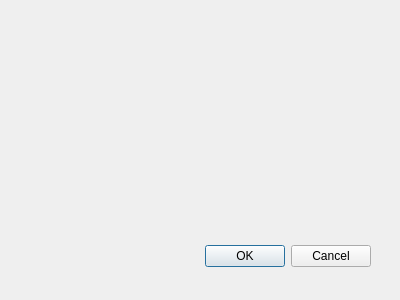
Above: code source/ruleorganizer.ui from Valere21/JsonToExcel before the change. Below: the same form after it.
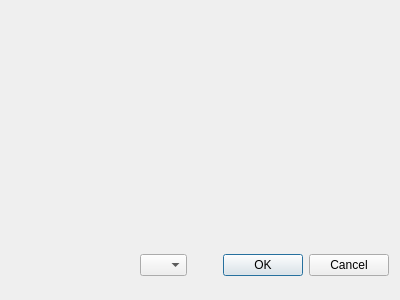
That is the form after the change.

```diff
--- a/code source/ruleorganizer.ui
+++ b/code source/ruleorganizer.ui
@@ -13,21 +13,49 @@
   <property name="windowTitle">
    <string>Dialog</string>
   </property>
-  <widget class="QDialogButtonBox" name="buttonBox">
+  <widget class="QWidget" name="">
    <property name="geometry">
     <rect>
-     <x>30</x>
-     <y>240</y>
-     <width>341</width>
-     <height>32</height>
+     <x>140</x>
+     <y>250</y>
+     <width>249</width>
+     <height>30</height>
     </rect>
    </property>
+   <layout class="QHBoxLayout" name="horizontalLayout">
+    <property name="sizeConstraint">
+     <enum>QLayout::SetMinimumSize</enum>
+    </property>
+    <item>
+     <widget class="QComboBox" name="comboBox">
+      <item>
+       <property name="text">
+        <string/>
+       </property>
+      </item>
+      <item>
+       <property name="text">
+        <string>ET</string>
+       </property>
+      </item>
+      <item>
+       <property name="text">
+        <string>OU</string>
+       </property>
+      </item>
+     </widget>
+    </item>
+    <item>
+     <widget class="QDialogButtonBox" name="buttonBox">
    <property name="orientation">
     <enum>Qt::Horizontal</enum>
    </property>
    <property name="standardButtons">
     <set>QDialogButtonBox::Cancel|QDialogButtonBox::Ok</set>
    </property>
+     </widget>
+    </item>
+   </layout>
   </widget>
  </widget>
  <resources/>
```
Lines whose indentation alone changed are shown as unchanged.
